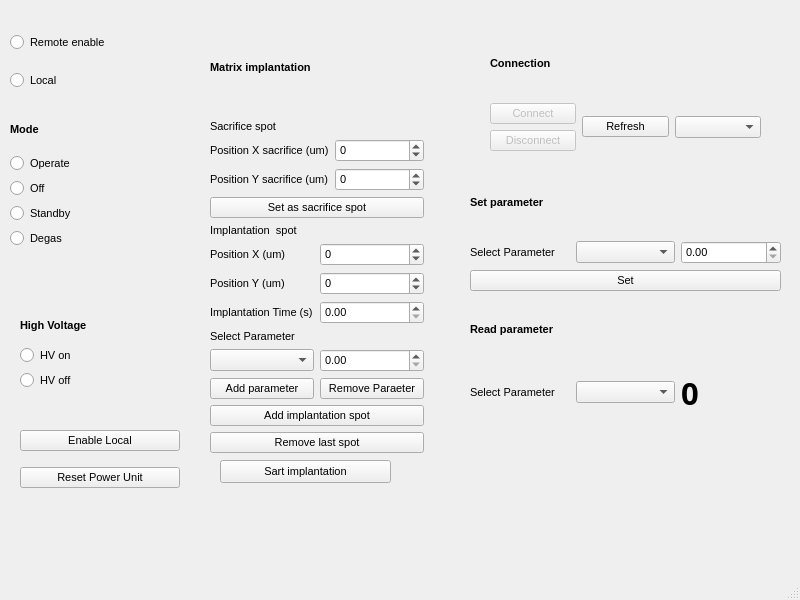
Old version of the form src/qudi/gui/ion_gun/ion_gun.ui in the repository tugatoconhelado/Qoptics_exp.
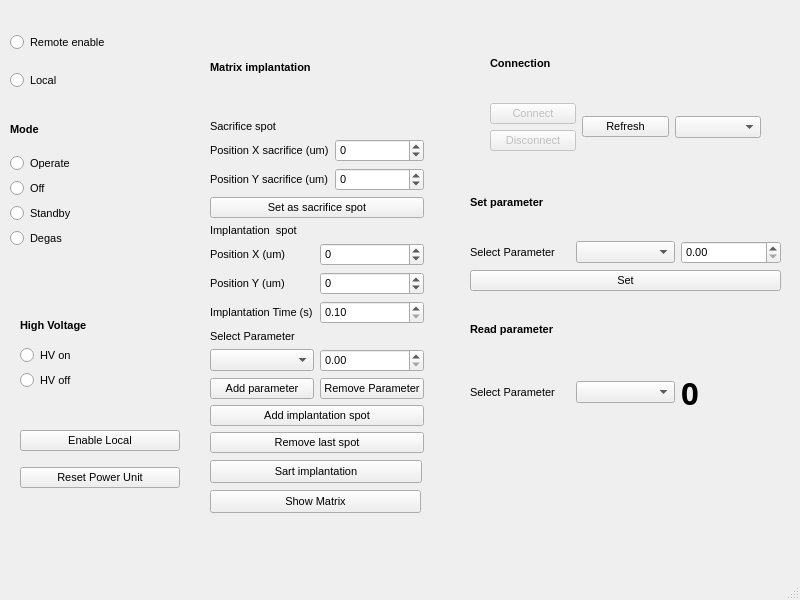
New version of the form.

Commit message: matrix implanter added

The edit to the form file:
```diff
--- a/src/qudi/gui/ion_gun/ion_gun.ui
+++ b/src/qudi/gui/ion_gun/ion_gun.ui
@@ -576,6 +576,9 @@
            </item>
            <item>
             <widget class="QDoubleSpinBox" name="spot_time_spin">
+             <property name="minimum">
+              <double>0.100000000000000</double>
+             </property>
              <property name="maximum">
               <double>1000.000000000000000</double>
              </property>
@@ -612,7 +615,7 @@
            <item>
             <widget class="QPushButton" name="remove_parameter_button">
              <property name="text">
-              <string>Remove Paraeter</string>
+              <string>Remove Parameter</string>
              </property>
             </widget>
            </item>
@@ -645,9 +648,9 @@
    <widget class="QPushButton" name="start_matrix_button">
     <property name="geometry">
      <rect>
-      <x>220</x>
+      <x>210</x>
       <y>460</y>
-      <width>171</width>
+      <width>212</width>
       <height>23</height>
      </rect>
     </property>
@@ -655,6 +658,19 @@
      <string>Sart implantation</string>
     </property>
    </widget>
+   <widget class="QPushButton" name="show_matrix_button">
+    <property name="geometry">
+     <rect>
+      <x>210</x>
+      <y>490</y>
+      <width>211</width>
+      <height>23</height>
+     </rect>
+    </property>
+    <property name="text">
+     <string>Show Matrix</string>
+    </property>
+   </widget>
   </widget>
   <widget class="QMenuBar" name="menubar">
    <property name="geometry">
```
Left out of the diff: 12 changed lines with no effect on the pictures. The commit also changes 5 other files.
